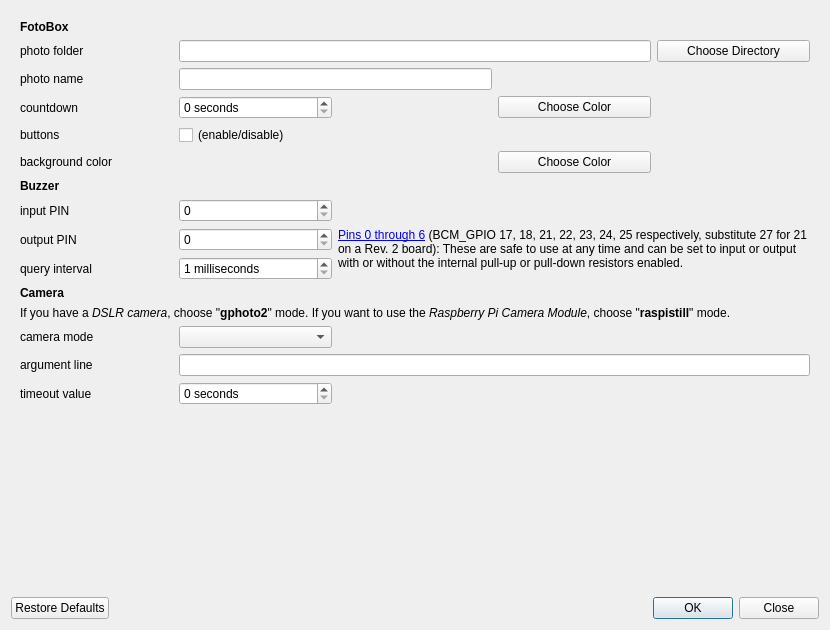
Above: forms/preferences.ui from tomikais/fotobox before the change. Below: the same form after it.
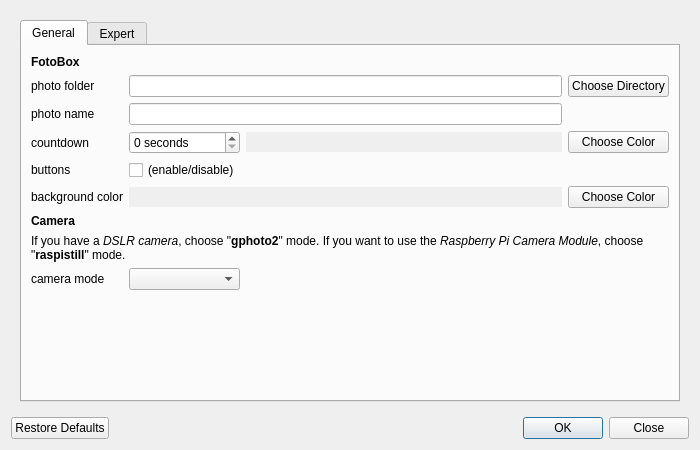
That is the form after the change.

Commit message: use QTabWidget to divide into General and Expert preferences

```diff
--- a/forms/preferences.ui
+++ b/forms/preferences.ui
@@ -7,8 +7,8 @@
    <rect>
     <x>0</x>
     <y>0</y>
-    <width>830</width>
-    <height>630</height>
+    <width>700</width>
+    <height>450</height>
    </rect>
   </property>
   <property name="mouseTracking">
@@ -29,6 +29,9 @@
      <property name="frameShape">
       <enum>QFrame::NoFrame</enum>
      </property>
+     <property name="frameShadow">
+      <enum>QFrame::Plain</enum>
+     </property>
      <property name="widgetResizable">
       <bool>true</bool>
      </property>
@@ -37,100 +40,69 @@
        <rect>
         <x>0</x>
         <y>0</y>
-        <width>812</width>
-        <height>581</height>
+        <width>676</width>
+        <height>454</height>
        </rect>
       </property>
       <property name="mouseTracking">
        <bool>true</bool>
       </property>
-      <layout class="QVBoxLayout" name="verticalLayout_2">
+      <layout class="QHBoxLayout" name="horizontalLayout">
        <item>
-        <layout class="QGridLayout" name="gridLayout">
-         <item row="2" column="1" colspan="2">
-          <widget class="QLineEdit" name="txtPhotoName">
-           <property name="sizePolicy">
-            <sizepolicy hsizetype="Minimum" vsizetype="Fixed">
-             <horstretch>0</horstretch>
-             <verstretch>0</verstretch>
-            </sizepolicy>
-           </property>
-          </widget>
-         </item>
-         <item row="10" column="0">
-          <widget class="QLabel" name="lblCamera">
-           <property name="font">
-            <font>
-             <weight>75</weight>
-             <bold>true</bold>
-            </font>
-           </property>
-           <property name="text">
-            <string>Camera</string>
-           </property>
-          </widget>
-         </item>
-         <item row="9" column="1">
-          <widget class="QSpinBox" name="spbQueryInterval">
-           <property name="accelerated">
+        <widget class="QTabWidget" name="tabWidget">
+         <property name="mouseTracking">
+          <bool>true</bool>
+         </property>
+         <property name="currentIndex">
+          <number>0</number>
+         </property>
+         <widget class="QWidget" name="tabGenal">
+          <property name="mouseTracking">
             <bool>true</bool>
            </property>
-           <property name="suffix">
-            <string> milliseconds</string>
-           </property>
-           <property name="minimum">
-            <number>1</number>
-           </property>
-           <property name="maximum">
-            <number>1000</number>
-           </property>
-          </widget>
-         </item>
-         <item row="14" column="1">
-          <widget class="QSpinBox" name="spbTimout">
-           <property name="suffix">
-            <string> seconds</string>
-           </property>
-          </widget>
-         </item>
-         <item row="2" column="0">
-          <widget class="QLabel" name="lblPhotoName">
+          <attribute name="title">
+           <string>General</string>
+          </attribute>
+          <layout class="QVBoxLayout" name="verticalLayoutGeneral">
+           <item>
+            <layout class="QGridLayout" name="gridLayoutGeneral">
+             <item row="2" column="3">
+              <widget class="QPushButton" name="btnChooseDirectory">
            <property name="text">
-            <string>photo name</string>
-           </property>
-           <property name="buddy">
-            <cstring>txtPhotoName</cstring>
-           </property>
-          </widget>
-         </item>
-         <item row="1" column="0">
-          <widget class="QLabel" name="lblPhotoFolder">
-           <property name="text">
-            <string>photo folder</string>
-           </property>
-           <property name="buddy">
-            <cstring>txtPhotoFolder</cstring>
+                <string>Choose Directory</string>
            </property>
           </widget>
          </item>
          <item row="7" column="0">
-          <widget class="QLabel" name="lblInputPin">
+              <widget class="QLabel" name="lblCamera">
+               <property name="font">
+                <font>
+                 <weight>75</weight>
+                 <bold>true</bold>
+                </font>
+               </property>
            <property name="text">
-            <string>input PIN</string>
-           </property>
-           <property name="buddy">
-            <cstring>spbInputPin</cstring>
-           </property>
-          </widget>
-         </item>
-         <item row="7" column="1">
-          <widget class="QSpinBox" name="spbInputPin">
-           <property name="maximum">
-            <number>40</number>
-           </property>
-          </widget>
-         </item>
-         <item row="5" column="0">
+                <string>Camera</string>
+               </property>
+              </widget>
+             </item>
+             <item row="3" column="1" colspan="2">
+              <widget class="QLineEdit" name="txtPhotoName"/>
+             </item>
+             <item row="1" column="0">
+              <widget class="QLabel" name="lblGeneral">
+               <property name="font">
+                <font>
+                 <weight>75</weight>
+                 <bold>true</bold>
+                </font>
+               </property>
+               <property name="text">
+                <string>FotoBox</string>
+               </property>
+              </widget>
+             </item>
+             <item row="6" column="0">
           <widget class="QLabel" name="lblBackground">
            <property name="text">
             <string>background color</string>
@@ -140,94 +112,34 @@
            </property>
           </widget>
          </item>
+             <item row="2" column="1" colspan="2">
+              <widget class="QLineEdit" name="txtPhotoFolder">
+               <property name="focusPolicy">
+                <enum>Qt::ClickFocus</enum>
+               </property>
+               <property name="readOnly">
+                <bool>true</bool>
+               </property>
+              </widget>
+             </item>
          <item row="4" column="1">
-          <widget class="QCheckBox" name="chbButtons">
-           <property name="text">
-            <string>(enable/disable)</string>
-           </property>
-          </widget>
-         </item>
-         <item row="8" column="1">
-          <widget class="QSpinBox" name="spbOutputPin">
+              <widget class="QSpinBox" name="spbCountdown">
+               <property name="suffix">
+                <string> seconds</string>
+               </property>
            <property name="maximum">
-            <number>40</number>
+                <number>9</number>
            </property>
           </widget>
          </item>
-         <item row="8" column="0">
-          <widget class="QLabel" name="lblOutputPin">
-           <property name="text">
-            <string>output PIN</string>
-           </property>
-           <property name="buddy">
-            <cstring>spbOutputPin</cstring>
-           </property>
-          </widget>
-         </item>
-         <item row="9" column="0">
-          <widget class="QLabel" name="lblQueryInterval">
-           <property name="text">
-            <string>query interval</string>
-           </property>
-           <property name="buddy">
-            <cstring>spbQueryInterval</cstring>
-           </property>
-          </widget>
-         </item>
-         <item row="5" column="3">
+             <item row="6" column="3">
           <widget class="QPushButton" name="btnChooseColorBG">
            <property name="text">
             <string>Choose Color</string>
            </property>
           </widget>
          </item>
-         <item row="1" column="1" colspan="3">
-          <widget class="QLineEdit" name="txtPhotoFolder">
-           <property name="focusPolicy">
-            <enum>Qt::ClickFocus</enum>
-           </property>
-           <property name="readOnly">
-            <bool>true</bool>
-           </property>
-          </widget>
-         </item>
-         <item row="12" column="2" colspan="3">
-          <widget class="QLabel" name="lblCameraModeInfo">
-           <property name="wordWrap">
-            <bool>true</bool>
-           </property>
-          </widget>
-         </item>
-         <item row="11" column="0" colspan="5">
-          <widget class="QLabel" name="lblCameraInfo">
-           <property name="text">
-            <string>&lt;html&gt;&lt;head/&gt;&lt;body&gt;&lt;p&gt;If you have a &lt;span style=&quot; font-style:italic;&quot;&gt;DSLR camera&lt;/span&gt;, choose &amp;quot;&lt;span style=&quot; font-weight:600;&quot;&gt;gphoto2&lt;/span&gt;&amp;quot; mode. If you want to use the &lt;span style=&quot; font-style:italic;&quot;&gt;Raspberry Pi Camera Module&lt;/span&gt;, choose &amp;quot;&lt;span style=&quot; font-weight:600;&quot;&gt;raspistill&lt;/span&gt;&amp;quot; mode.&lt;/p&gt;&lt;/body&gt;&lt;/html&gt;</string>
-           </property>
-           <property name="wordWrap">
-            <bool>true</bool>
-           </property>
-          </widget>
-         </item>
-         <item row="5" column="1" colspan="2">
-          <widget class="QLineEdit" name="txtShowColorBG">
-           <property name="enabled">
-            <bool>false</bool>
-           </property>
-           <property name="focusPolicy">
-            <enum>Qt::NoFocus</enum>
-           </property>
-           <property name="frame">
-            <bool>false</bool>
-           </property>
-           <property name="alignment">
-            <set>Qt::AlignCenter</set>
-           </property>
-           <property name="readOnly">
-            <bool>true</bool>
-           </property>
-          </widget>
-         </item>
-         <item row="12" column="0">
+             <item row="9" column="0">
           <widget class="QLabel" name="lblCameraMode">
            <property name="text">
             <string>camera mode</string>
@@ -237,70 +149,36 @@
            </property>
           </widget>
          </item>
-         <item row="0" column="0">
-          <widget class="QLabel" name="lblGeneral">
-           <property name="font">
-            <font>
-             <weight>75</weight>
-             <bold>true</bold>
-            </font>
-           </property>
+             <item row="2" column="0">
+              <widget class="QLabel" name="lblPhotoFolder">
            <property name="text">
-            <string>FotoBox</string>
+                <string>photo folder</string>
+               </property>
+               <property name="buddy">
+                <cstring>btnChooseDirectory</cstring>
            </property>
           </widget>
          </item>
-         <item row="12" column="1">
-          <widget class="QComboBox" name="cmbCameraMode"/>
-         </item>
-         <item row="8" column="2" rowspan="2" colspan="3">
-          <widget class="QLabel" name="lbl_pinInfo">
-           <property name="text">
-            <string>&lt;html&gt;&lt;head/&gt;&lt;body&gt;&lt;p&gt;&lt;a href=&quot;http://wiringpi.com/wp-content/uploads/2013/03/pins.pdf&quot;&gt;&lt;span style=&quot; text-decoration: underline; color:#0000ff;&quot;&gt;Pins 0 through 6&lt;/span&gt;&lt;/a&gt; (BCM_GPIO 17, 18, 21, 22, 23, 24, 25 respectively, substitute 27 for 21 on a Rev. 2 board): These are safe to use at any time and can be set to input or output with or without the internal pull-up or pull-down resistors enabled.&lt;/p&gt;&lt;/body&gt;&lt;/html&gt;</string>
+             <item row="4" column="2">
+              <widget class="QLineEdit" name="txtShowColorCD">
+               <property name="enabled">
+                <bool>false</bool>
+               </property>
+               <property name="focusPolicy">
+                <enum>Qt::NoFocus</enum>
+               </property>
+               <property name="frame">
+                <bool>false</bool>
            </property>
            <property name="alignment">
-            <set>Qt::AlignLeading|Qt::AlignLeft|Qt::AlignTop</set>
-           </property>
-           <property name="wordWrap">
+                <set>Qt::AlignCenter</set>
+               </property>
+               <property name="readOnly">
             <bool>true</bool>
            </property>
           </widget>
          </item>
-         <item row="1" column="4">
-          <widget class="QPushButton" name="btnChooseDirectory">
-           <property name="text">
-            <string>Choose Directory</string>
-           </property>
-          </widget>
-         </item>
-         <item row="13" column="1" colspan="4">
-          <widget class="QLineEdit" name="txtArgumentLine">
-           <property name="clearButtonEnabled">
-            <bool>true</bool>
-           </property>
-          </widget>
-         </item>
-         <item row="13" column="0">
-          <widget class="QLabel" name="lblArgumentLine">
-           <property name="text">
-            <string>argument line</string>
-           </property>
-           <property name="buddy">
-            <cstring>txtArgumentLine</cstring>
-           </property>
-          </widget>
-         </item>
-         <item row="14" column="0">
-          <widget class="QLabel" name="lblTimeout">
-           <property name="text">
-            <string>timeout value</string>
-           </property>
-           <property name="buddy">
-            <cstring>spbTimout</cstring>
-           </property>
-          </widget>
-         </item>
-         <item row="4" column="0">
+             <item row="5" column="0">
           <widget class="QLabel" name="lblButtons">
            <property name="text">
             <string>buttons</string>
@@ -310,20 +188,14 @@
            </property>
           </widget>
          </item>
-         <item row="6" column="0">
-          <widget class="QLabel" name="lblBuzzer">
-           <property name="font">
-            <font>
-             <weight>75</weight>
-             <bold>true</bold>
-            </font>
-           </property>
+             <item row="4" column="3">
+              <widget class="QPushButton" name="btnChooseColorCD">
            <property name="text">
-            <string>Buzzer</string>
+                <string>Choose Color</string>
            </property>
           </widget>
          </item>
-         <item row="3" column="0">
+             <item row="4" column="0">
           <widget class="QLabel" name="lblCountdown">
            <property name="text">
             <string>countdown</string>
@@ -333,44 +205,236 @@
            </property>
           </widget>
          </item>
+             <item row="3" column="0">
+              <widget class="QLabel" name="lblPhotoName">
+               <property name="text">
+                <string>photo name</string>
+               </property>
+               <property name="buddy">
+                <cstring>txtPhotoName</cstring>
+               </property>
+              </widget>
+             </item>
+             <item row="6" column="1" colspan="2">
+              <widget class="QLineEdit" name="txtShowColorBG">
+               <property name="enabled">
+                <bool>false</bool>
+               </property>
+               <property name="focusPolicy">
+                <enum>Qt::NoFocus</enum>
+               </property>
+               <property name="frame">
+                <bool>false</bool>
+               </property>
+               <property name="alignment">
+                <set>Qt::AlignCenter</set>
+               </property>
+               <property name="readOnly">
+                <bool>true</bool>
+               </property>
+              </widget>
+             </item>
+             <item row="9" column="1">
+              <widget class="QComboBox" name="cmbCameraMode"/>
+             </item>
+             <item row="5" column="1">
+              <widget class="QCheckBox" name="chbButtons">
+               <property name="text">
+                <string>(enable/disable)</string>
+               </property>
+              </widget>
+             </item>
+             <item row="8" column="0" colspan="4">
+              <widget class="QLabel" name="lblCameraInfo">
+               <property name="sizePolicy">
+                <sizepolicy hsizetype="MinimumExpanding" vsizetype="MinimumExpanding">
+                 <horstretch>0</horstretch>
+                 <verstretch>0</verstretch>
+                </sizepolicy>
+               </property>
+               <property name="text">
+                <string>&lt;html&gt;&lt;head/&gt;&lt;body&gt;&lt;p&gt;If you have a &lt;span style=&quot; font-style:italic;&quot;&gt;DSLR camera&lt;/span&gt;, choose &amp;quot;&lt;span style=&quot; font-weight:600;&quot;&gt;gphoto2&lt;/span&gt;&amp;quot; mode. If you want to use the &lt;span style=&quot; font-style:italic;&quot;&gt;Raspberry Pi Camera Module&lt;/span&gt;, choose &amp;quot;&lt;span style=&quot; font-weight:600;&quot;&gt;raspistill&lt;/span&gt;&amp;quot; mode.&lt;/p&gt;&lt;/body&gt;&lt;/html&gt;</string>
+               </property>
+               <property name="wordWrap">
+                <bool>true</bool>
+               </property>
+              </widget>
+             </item>
+             <item row="9" column="2" colspan="2">
+              <widget class="QLabel" name="lblCameraModeInfo">
+               <property name="sizePolicy">
+                <sizepolicy hsizetype="MinimumExpanding" vsizetype="MinimumExpanding">
+                 <horstretch>0</horstretch>
+                 <verstretch>0</verstretch>
+                </sizepolicy>
+               </property>
+               <property name="wordWrap">
+                <bool>true</bool>
+               </property>
+              </widget>
+             </item>
+            </layout>
+           </item>
+           <item>
+            <spacer name="verticalSpacerTabGeneral">
+             <property name="orientation">
+              <enum>Qt::Vertical</enum>
+             </property>
+             <property name="sizeHint" stdset="0">
+              <size>
+               <width>0</width>
+               <height>0</height>
+              </size>
+             </property>
+            </spacer>
+           </item>
+          </layout>
+         </widget>
+         <widget class="QWidget" name="tabExpert">
+          <property name="mouseTracking">
+           <bool>true</bool>
+          </property>
+          <attribute name="title">
+           <string>Expert</string>
+          </attribute>
+          <layout class="QVBoxLayout" name="verticalLayoutExpert">
+           <item>
+            <layout class="QGridLayout" name="gridLayoutExpert">
+             <item row="1" column="0">
+              <widget class="QLabel" name="lblInputPin">
+               <property name="text">
+                <string>input PIN</string>
+               </property>
+               <property name="buddy">
+                <cstring>spbInputPin</cstring>
+               </property>
+              </widget>
+             </item>
+             <item row="6" column="1">
+              <widget class="QSpinBox" name="spbTimout">
+               <property name="suffix">
+                <string> seconds</string>
+               </property>
+              </widget>
+             </item>
+             <item row="2" column="1">
+              <widget class="QSpinBox" name="spbOutputPin">
+               <property name="maximum">
+                <number>40</number>
+               </property>
+              </widget>
+             </item>
+             <item row="0" column="0">
+              <widget class="QLabel" name="lblBuzzer">
+               <property name="font">
+                <font>
+                 <weight>75</weight>
+                 <bold>true</bold>
+                </font>
+               </property>
+               <property name="text">
+                <string>Buzzer</string>
+               </property>
+              </widget>
+             </item>
+             <item row="3" column="0">
+              <widget class="QLabel" name="lblQueryInterval">
+               <property name="text">
+                <string>query interval</string>
+               </property>
+               <property name="buddy">
+                <cstring>spbQueryInterval</cstring>
+               </property>
+              </widget>
+             </item>
          <item row="3" column="1">
-          <widget class="QSpinBox" name="spbCountdown">
+              <widget class="QSpinBox" name="spbQueryInterval">
+               <property name="accelerated">
+                <bool>true</bool>
+               </property>
            <property name="suffix">
-            <string> seconds</string>
-           </property>
+                <string> milliseconds</string>
+               </property>
+               <property name="minimum">
+                <number>1</number>
+               </property>
            <property name="maximum">
-            <number>9</number>
+                <number>1000</number>
            </property>
           </widget>
          </item>
-         <item row="3" column="3">
-          <widget class="QPushButton" name="btnChooseColorCD">
+             <item row="6" column="0">
+              <widget class="QLabel" name="lblTimeout">
            <property name="text">
-            <string>Choose Color</string>
-           </property>
-          </widget>
-         </item>
-         <item row="3" column="2">
-          <widget class="QLineEdit" name="txtShowColorCD">
-           <property name="enabled">
-            <bool>false</bool>
-           </property>
+                <string>timeout value</string>
+               </property>
+               <property name="buddy">
+                <cstring>spbTimout</cstring>
+               </property>
+              </widget>
+             </item>
+             <item row="5" column="1" colspan="3">
+              <widget class="QLineEdit" name="txtArgumentLine">
+               <property name="clearButtonEnabled">
+                <bool>true</bool>
+               </property>
+              </widget>
+             </item>
+             <item row="2" column="0">
+              <widget class="QLabel" name="lblOutputPin">
+               <property name="text">
+                <string>output PIN</string>
+               </property>
+               <property name="buddy">
+                <cstring>spbOutputPin</cstring>
+               </property>
+              </widget>
+             </item>
+             <item row="1" column="1">
+              <widget class="QSpinBox" name="spbInputPin">
+               <property name="maximum">
+                <number>40</number>
+               </property>
+              </widget>
+             </item>
+             <item row="5" column="0">
+              <widget class="QLabel" name="lblArgumentLine">
+               <property name="text">
+                <string>argument line</string>
+               </property>
+               <property name="buddy">
+                <cstring>txtArgumentLine</cstring>
+               </property>
+              </widget>
+             </item>
+             <item row="4" column="0">
+              <widget class="QLabel" name="lblCameraExpert">
+               <property name="font">
+                <font>
+                 <weight>75</weight>
+                 <bold>true</bold>
+                </font>
+               </property>
+               <property name="text">
+                <string>Camera</string>
+               </property>
+              </widget>
+             </item>
+             <item row="1" column="2" rowspan="3" colspan="2">
+              <widget class="QLabel" name="lbl_pinInfo">
            <property name="sizePolicy">
-            <sizepolicy hsizetype="Minimum" vsizetype="Fixed">
+                <sizepolicy hsizetype="MinimumExpanding" vsizetype="MinimumExpanding">
              <horstretch>0</horstretch>
              <verstretch>0</verstretch>
             </sizepolicy>
            </property>
-           <property name="focusPolicy">
-            <enum>Qt::NoFocus</enum>
-           </property>
-           <property name="frame">
-            <bool>false</bool>
+               <property name="text">
+                <string>&lt;html&gt;&lt;head/&gt;&lt;body&gt;&lt;p&gt;&lt;a href=&quot;http://wiringpi.com/wp-content/uploads/2013/03/pins.pdf&quot;&gt;&lt;span style=&quot; text-decoration: underline; color:#0000ff;&quot;&gt;Pins 0 through 6&lt;/span&gt;&lt;/a&gt; (BCM_GPIO 17, 18, 21, 22, 23, 24, 25 respectively, substitute 27 for 21 on a Rev. 2 board): These are safe to use at any time and can be set to input or output with or without the internal pull-up or pull-down resistors enabled.&lt;/p&gt;&lt;/body&gt;&lt;/html&gt;</string>
            </property>
            <property name="alignment">
-            <set>Qt::AlignCenter</set>
-           </property>
-           <property name="readOnly">
+                <set>Qt::AlignLeading|Qt::AlignLeft|Qt::AlignTop</set>
+               </property>
+               <property name="wordWrap">
             <bool>true</bool>
            </property>
           </widget>
@@ -378,7 +442,7 @@
         </layout>
        </item>
        <item>
-        <spacer name="verticalSpacer">
+            <spacer name="verticalSpacerTabExpert">
          <property name="orientation">
           <enum>Qt::Vertical</enum>
          </property>
@@ -389,6 +453,10 @@
           </size>
          </property>
         </spacer>
+           </item>
+          </layout>
+         </widget>
+        </widget>
        </item>
       </layout>
      </widget>
```
Left out of the diff: 8 changed lines with no effect on the pictures. Lines whose indentation alone changed are shown as unchanged. The commit also changes 1 other file.
